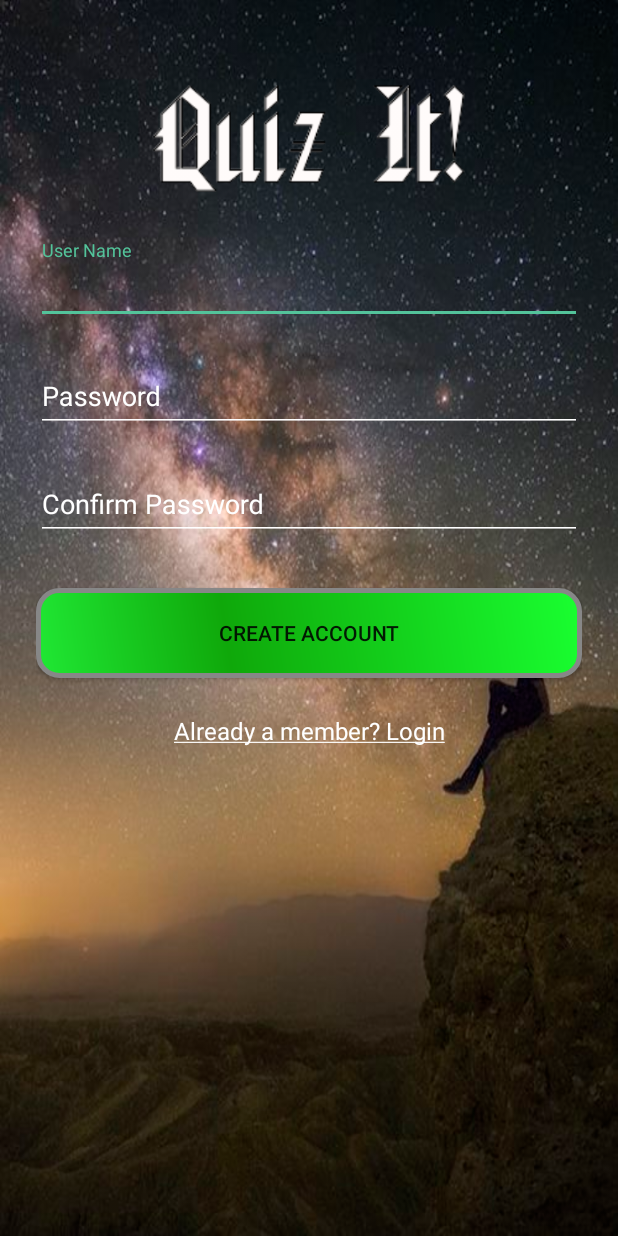
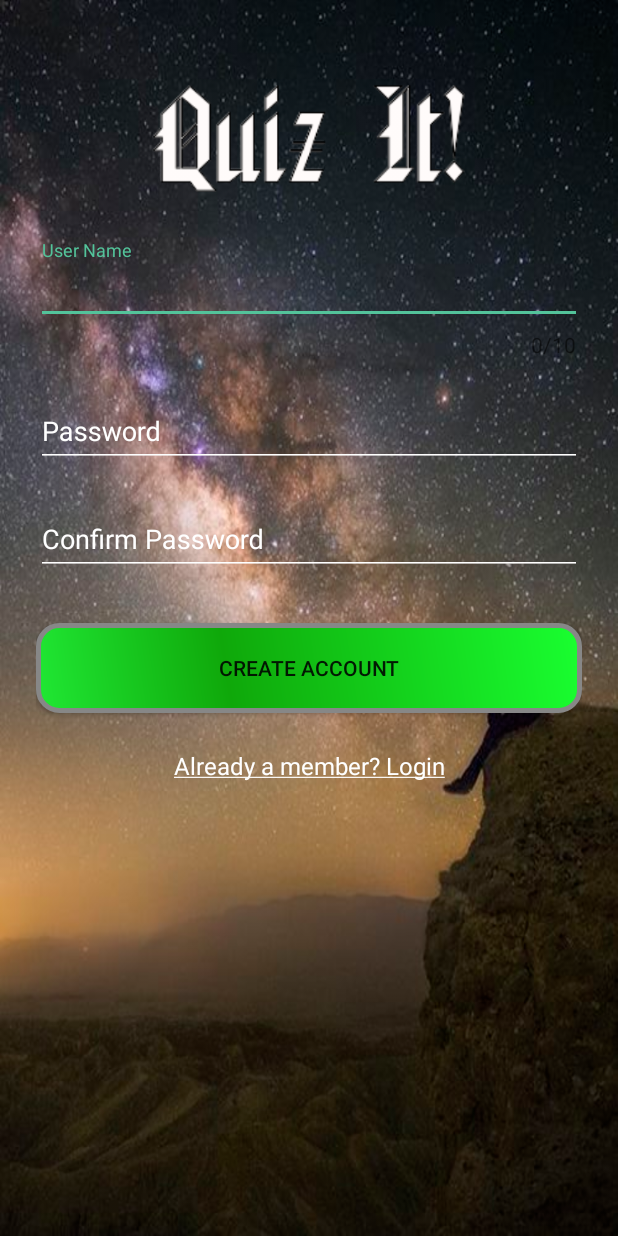
Before and after one commit to bhargav191098/Quiz_Tech_Task, an Android app: the RegisterActivity screen opened directly, with no data from a screen before it, on a phone screen of 412 x 824 dp. Run offline under Robolectric (Android 15) with nearby library versions, the phone set to English and light mode, and no system bars.

Commit message:
Updating maximum limit of 10 characters for username.

```diff
--- a/app/src/main/res/layout/activity_register.xml
+++ b/app/src/main/res/layout/activity_register.xml
@@ -1,8 +1,8 @@
 <?xml version="1.0" encoding="utf-8"?>
-<ScrollView
-    xmlns:android="http://schemas.android.com/apk/res/android"
+<ScrollView xmlns:android="http://schemas.android.com/apk/res/android"
     android:layout_width="fill_parent"
     android:layout_height="fill_parent"
+    xmlns:app="http://schemas.android.com/apk/res-auto"
     android:background="@drawable/backg"
     android:fitsSystemWindows="true">
 
@@ -26,7 +26,12 @@
             android:layout_height="wrap_content"
             android:layout_marginTop="8dp"
             android:textColorHint="#FFF"
-            android:layout_marginBottom="8dp">
+            android:layout_marginBottom="8dp"
+            app:counterEnabled="true"
+            app:counterMaxLength="10"
+            app:counterTextAppearance="@style/TextLimitStyle"
+            app:counterOverflowTextAppearance="@style/TextLimitError"
+            >
             <EditText android:id="@+id/input_name"
                 android:layout_width="match_parent"
                 android:layout_height="wrap_content"
```
